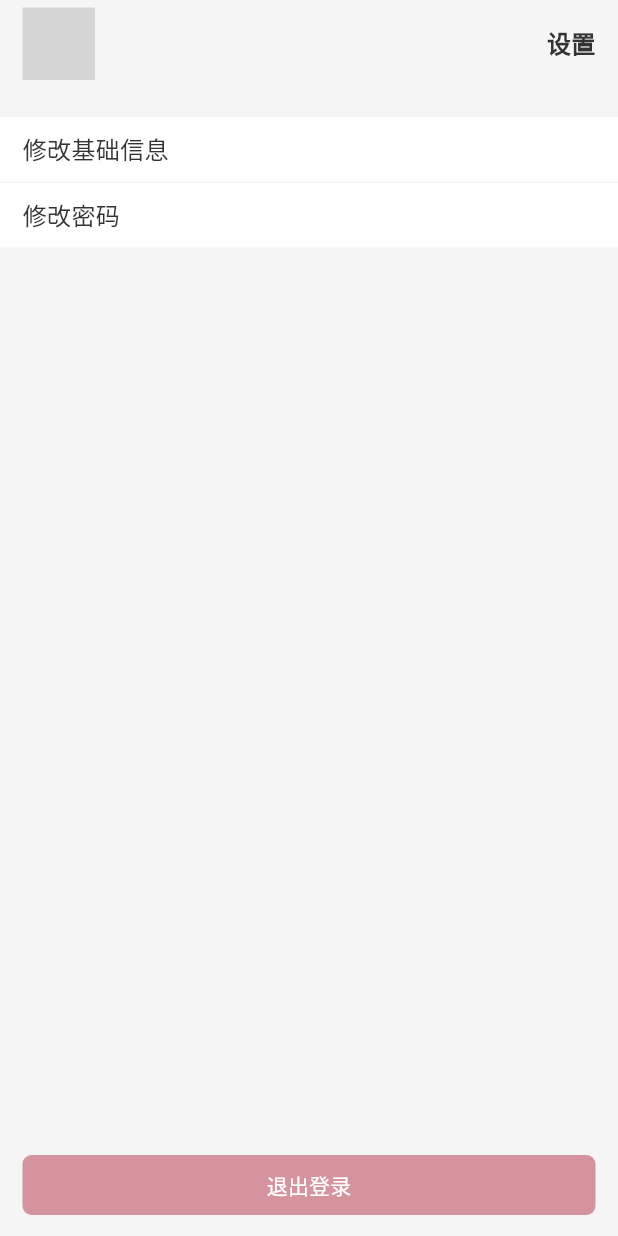
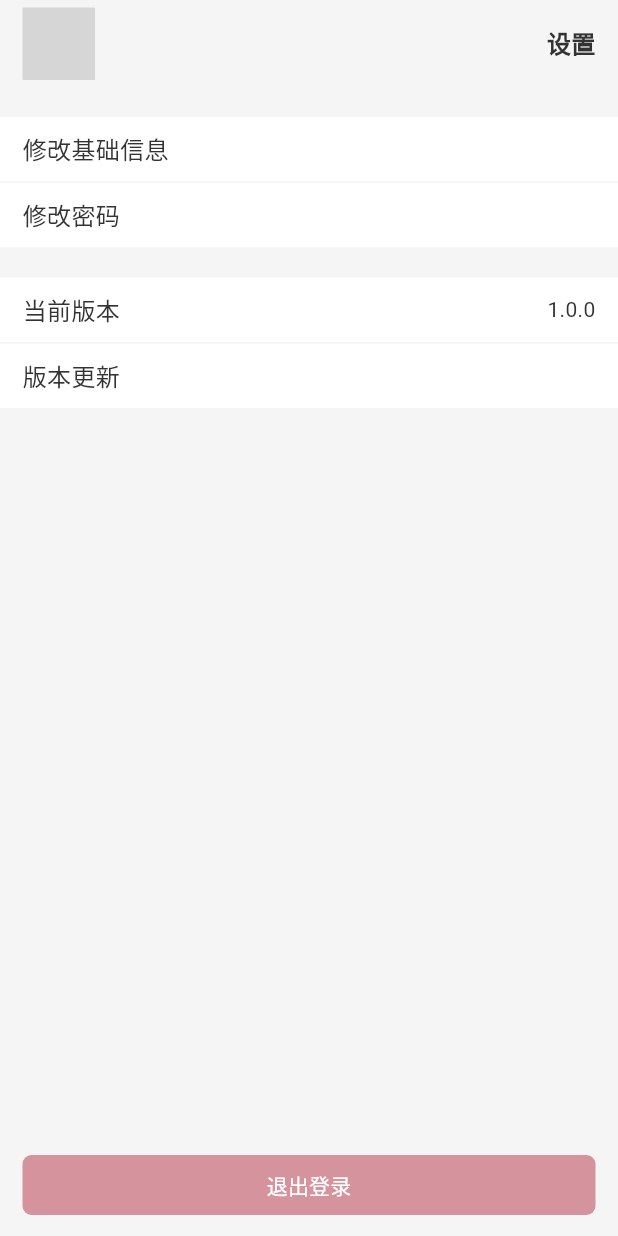
Before and after one commit to Coral-Y/food-flutter, a Flutter app: the Settings screen opened by its route, on a phone screen of 412 x 824 dp. Run offline on Flutter 3.47's test engine with Material 3 defaults, Android fonts, the phone set to English and light mode, and no system bars; our stand-ins replace dio, dotted_border, flutter_svg, image_picker, package_info_plus, reorderables and 1 more; missing offline and left inert: colorful_iconify_flutter, iconify_flutter; accounts and stored records are empty; network calls fail; grey boxes are pictures that could not be loaded.

Commit message:
feat:版本更新

```diff
--- /dev/null
+++ b/lib/api/versions.dart
@@ -0,0 +1,22 @@
+import 'package:food/api/base.dart';
+import 'package:food/model/version.dart';
+
+class VersionApi {
+  VersionApi._();
+
+  static final VersionApi _instance = VersionApi._(); // 静态实例
+
+  factory VersionApi() {
+    return _instance;
+  }
+
+  // 最新版本信息
+  Future<Version> last() async {
+    try {
+      var response = await BaseApi.request.get("/versions/last");
+      return Version.fromJson(response);
+    } catch (e) {
+      rethrow;
+    }
+  }
+}
--- /dev/null
+++ b/lib/model/version.dart
@@ -0,0 +1,31 @@
+// 版本信息
+import 'package:json_annotation/json_annotation.dart';
+
+part 'version.g.dart';
+
+@JsonSerializable()
+class Version {
+  int id;
+  String version; // 版本
+  String updateLog; // 更新内容
+  String downloadAndroid; // 更新内容
+  String downloadIos; // 更新内容
+
+  Version({
+    required this.id,
+    required this.version,
+    required this.updateLog,
+    required this.downloadAndroid,
+    required this.downloadIos,
+  });
+
+  factory Version.fromJson(Map<String, dynamic> json) =>
+      _$VersionFromJson(json);
+
+  Map<String, dynamic> toJson() => _$VersionToJson(this);
+
+  @override
+  String toString() {
+    return 'Version{id: $id, version: $version, updateLog: $updateLog}';
+  }
+}
--- a/lib/pages/settings/index.dart
+++ b/lib/pages/settings/index.dart
@@ -1,12 +1,55 @@
+import 'dart:io';
+
 import 'package:flutter/material.dart';
 import 'package:food/api/auth.dart';
 import 'package:food/api/accounts.dart';
+import 'package:food/api/versions.dart';
+import 'package:food/model/version.dart';
 import 'package:food/widgets/header.dart';
 import 'package:food/widgets/c_button.dart';
 import 'package:food/widgets/c_snackbar.dart';
+import 'package:package_info_plus/package_info_plus.dart';
 
-class Settings extends StatelessWidget {
+class Settings extends StatefulWidget {
   const Settings({super.key});
+
+  @override
+  State<Settings> createState() => _SettingsState();
+}
+
+class _SettingsState extends State<Settings> {
+  String version = ''; // 版本号
+  String buildNumber = ''; // 构建号
+  String lastVersion = ''; // 最新版本号
+  String downloadAndroid = ''; // 安卓下载连接
+  String downloadIos = ''; // IOS下载连接
+
+  @override
+  void initState() {
+    super.initState();
+    _getAppInfo(); // 获取应用信息
+    _getLastVersion();
+  }
+
+  // 获取APP版本信息
+  Future<void> _getAppInfo() async {
+    final PackageInfo packageInfo = await PackageInfo.fromPlatform();
+
+    setState(() {
+      version = packageInfo.version; // 版本号
+      buildNumber = packageInfo.buildNumber; // 构建号
+    });
+  }
+
+  // 获取APP最新版本信息
+  Future<void> _getLastVersion() async {
+    Version res = await VersionApi().last();
+    setState(() {
+      lastVersion = res.version;
+      downloadAndroid = res.downloadAndroid;
+      downloadIos = res.downloadIos;
+    });
+  }
 
   @override
   Widget build(BuildContext context) {
@@ -59,6 +102,66 @@ class Settings extends StatelessWidget {
               ),
             ),
 
+            const SizedBox(
+              height: 20,
+            ),
+            // 当前版本
+            Container(
+                width: double.infinity,
+                color: Colors.white,
+                padding:
+                    const EdgeInsets.symmetric(vertical: 10, horizontal: 15),
+                child: Row(
+                  mainAxisAlignment: MainAxisAlignment.spaceBetween,
+                  children: [
+                    const Text(
+                      '当前版本',
+                      style: TextStyle(fontSize: 16),
+                    ),
+                    Text(version)
+                  ],
+                )),
+            Container(
+              height: 1,
+              color: const Color(0xfff5f5f5),
+            ),
+
+            // 版本更新
+            GestureDetector(
+              onTap: () {
+                if(version == lastVersion) {
+                  // 已是最新版本
+                  return;
+                }
+                if (Platform.isAndroid) {
+                  print(downloadAndroid);
+                }
+                if (Platform.isIOS) {
+                  print(downloadIos);
+                }
+              },
+              child: Container(
+                width: double.infinity,
+                color: Colors.white,
+                padding:
+                    const EdgeInsets.symmetric(vertical: 10, horizontal: 15),
+                child: Row(
+                  mainAxisAlignment: MainAxisAlignment.spaceBetween,
+                  children: [
+                    const Text(
+                      '版本更新',
+                      style: TextStyle(fontSize: 16),
+                    ),
+                    Text(lastVersion.isEmpty
+                        ? lastVersion
+                        : version == lastVersion
+                            ? '已是最新版本'
+                            : '升级至最新版本$lastVersion')
+                  ],
+                ),
+              ),
+            ),
+
             // 中间可以添加其他设置项
 
             // 底部退出按钮
--- a/lib/pages/sign_in/index.dart
+++ b/lib/pages/sign_in/index.dart
@@ -28,7 +28,7 @@ class _LoginState extends State<Login> {
   void didChangeDependencies() async {
     super.didChangeDependencies();
     _phoneController.text = '13049363874';
-    _passwordController.text = 'Aaaaa11111';
+    _passwordController.text = 'Aa1234';
     agreed = true;
   }
 
--- a/pubspec.yaml
+++ b/pubspec.yaml
@@ -36,6 +36,12 @@ dependencies:
   # Use with the CupertinoIcons class for iOS style icons.
   intl: ^0.19.0
   cupertino_icons: ^1.0.6
+  # 当前版本信息
+  package_info_plus: ^8.1.1
+  # 打开页面
+  url_launcher: ^6.3.1
+  # 下载文件
+  flutter_downloader: ^1.11.8
   # 使用iconify图标
   iconify_flutter: ^0.0.5
   # 加载SVG图片
```
Also changed, not shown: lib/model/version.g.dart (added), pubspec.lock, 6 other files.
